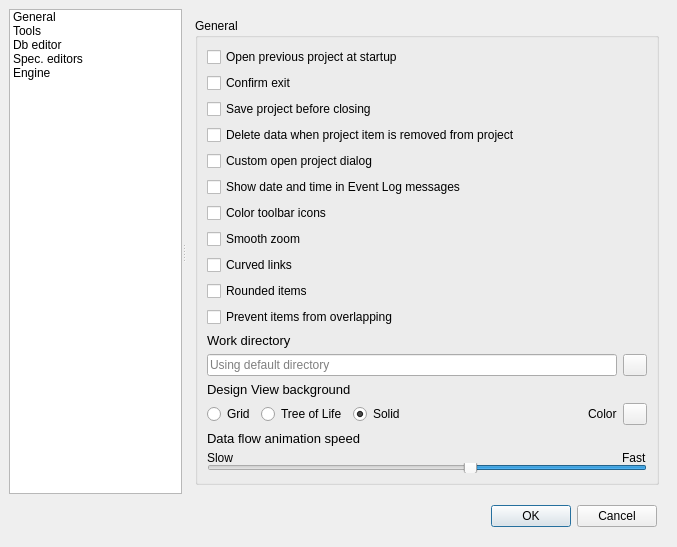
This is spinetoolbox/ui/settings.ui in spine-tools/Spine-Toolbox as Qt 5 draws it before an edit. The edited form follows.
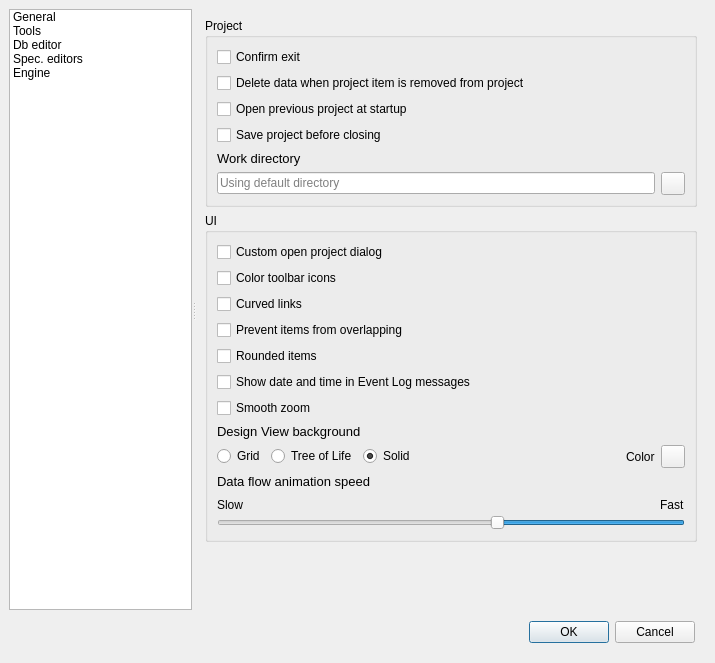
This is the edited form. Icons and pictures are not drawn. Custom widgets are drawn as their Qt base class.

Commit message:
Group options in settings widget general page
There were too many options, so I decided to split them into two groups.

The edit to the form file:
```diff
--- a/spinetoolbox/ui/settings.ui
+++ b/spinetoolbox/ui/settings.ui
@@ -21,8 +21,8 @@
    <rect>
     <x>0</x>
     <y>0</y>
-    <width>677</width>
-    <height>547</height>
+    <width>715</width>
+    <height>663</height>
    </rect>
   </property>
   <property name="sizePolicy">
@@ -234,7 +234,7 @@
            <bool>false</bool>
           </property>
           <property name="title">
-           <string>General</string>
+           <string>Project</string>
           </property>
           <property name="flat">
            <bool>false</bool>
@@ -243,7 +243,36 @@
            <property name="spacing">
             <number>6</number>
            </property>
-           <item row="16" column="0">
+           <item row="4" column="0">
+            <widget class="QCheckBox" name="checkBox_save_project_before_closing">
+             <property name="toolTip">
+              <string>&lt;html&gt;&lt;head/&gt;&lt;body&gt;&lt;p&gt;Select what to do if there are unsaved changes when closing a project or when quitting the app.&lt;/p&gt;&lt;p&gt;Unchecked: Don't save project and don't show question box&lt;/p&gt;&lt;p&gt;Partially checked: Show question box&lt;/p&gt;&lt;p&gt;Checked: Save project and don't show question box&lt;/p&gt;&lt;p&gt;&lt;br/&gt;&lt;/p&gt;&lt;/body&gt;&lt;/html&gt;</string>
+             </property>
+             <property name="text">
+              <string>Save project before closing</string>
+             </property>
+             <property name="tristate">
+              <bool>true</bool>
+             </property>
+            </widget>
+           </item>
+           <item row="3" column="0">
+            <widget class="QCheckBox" name="checkBox_open_previous_project">
+             <property name="sizePolicy">
+              <sizepolicy hsizetype="Minimum" vsizetype="Fixed">
+               <horstretch>0</horstretch>
+               <verstretch>0</verstretch>
+              </sizepolicy>
+             </property>
+             <property name="toolTip">
+              <string>&lt;html&gt;&lt;head/&gt;&lt;body&gt;&lt;p&gt;If checked, application opens the project at startup that was open the last time the application was quit&lt;/p&gt;&lt;/body&gt;&lt;/html&gt;</string>
+             </property>
+             <property name="text">
+              <string>Open previous project at startup</string>
+             </property>
+            </widget>
+           </item>
+           <item row="12" column="0">
             <layout class="QHBoxLayout" name="horizontalLayout_6">
              <item>
               <widget class="QLineEdit" name="lineEdit_work_dir">
@@ -283,20 +312,51 @@
              </item>
             </layout>
            </item>
-           <item row="3" column="0">
-            <widget class="QCheckBox" name="checkBox_save_project_before_closing">
+           <item row="1" column="0">
+            <widget class="QCheckBox" name="checkBox_exit_prompt">
              <property name="toolTip">
               <string>&lt;html&gt;&lt;head/&gt;&lt;body&gt;&lt;p&gt;Select what to do if there are unsaved changes when closing a project or when quitting the app.&lt;/p&gt;&lt;p&gt;Unchecked: Don't save project and don't show question box&lt;/p&gt;&lt;p&gt;Partially checked: Show question box&lt;/p&gt;&lt;p&gt;Checked: Save project and don't show question box&lt;/p&gt;&lt;p&gt;&lt;br/&gt;&lt;/p&gt;&lt;/body&gt;&lt;/html&gt;</string>
              </property>
              <property name="text">
-              <string>Save project before closing</string>
+              <string>Confirm exit</string>
              </property>
              <property name="tristate">
               <bool>true</bool>
              </property>
             </widget>
            </item>
-           <item row="21" column="0">
+           <item row="11" column="0">
+            <widget class="QLabel" name="label">
+             <property name="font">
+              <font>
+               <pointsize>10</pointsize>
+              </font>
+             </property>
+             <property name="text">
+              <string>Work directory</string>
+             </property>
+            </widget>
+           </item>
+           <item row="2" column="0">
+            <widget class="QCheckBox" name="checkBox_delete_data">
+             <property name="toolTip">
+              <string>&lt;html&gt;&lt;head/&gt;&lt;body&gt;&lt;p&gt;Check this box to delete project item's data when a project item is removed from project. This means, that the project item directory and its contens will be deleted from your HD.&lt;/p&gt;&lt;/body&gt;&lt;/html&gt;</string>
+             </property>
+             <property name="text">
+              <string>Delete data when project item is removed from project</string>
+             </property>
+            </widget>
+           </item>
+          </layout>
+         </widget>
+        </item>
+        <item>
+         <widget class="QGroupBox" name="groupBox_ui">
+          <property name="title">
+           <string>UI</string>
+          </property>
+          <layout class="QGridLayout" name="gridLayout_2">
+           <item row="12" column="0">
             <layout class="QHBoxLayout" name="horizontalLayout_4">
              <item>
               <widget class="QRadioButton" name="radioButton_bg_grid">
@@ -357,7 +417,19 @@
              </item>
             </layout>
            </item>
-           <item row="23" column="0">
+           <item row="13" column="0">
+            <widget class="QLabel" name="label_4">
+             <property name="font">
+              <font>
+               <pointsize>10</pointsize>
+              </font>
+             </property>
+             <property name="text">
+              <string>Data flow animation speed</string>
+             </property>
+            </widget>
+           </item>
+           <item row="14" column="0">
             <layout class="QVBoxLayout" name="verticalLayout_3">
              <property name="spacing">
               <number>0</number>
@@ -429,26 +501,7 @@
              </item>
             </layout>
            </item>
-           <item row="22" column="0">
-            <widget class="QLabel" name="label_4">
-             <property name="font">
-              <font>
-               <pointsize>10</pointsize>
-              </font>
-             </property>
-             <property name="text">
-              <string>Data flow animation speed</string>
-             </property>
-            </widget>
-           </item>
-           <item row="9" column="0">
-            <widget class="QCheckBox" name="checkBox_color_toolbar_icons">
-             <property name="text">
-              <string>Color toolbar icons</string>
-             </property>
-            </widget>
-           </item>
-           <item row="20" column="0">
+           <item row="11" column="0">
             <widget class="QLabel" name="label_7">
              <property name="font">
               <font>
@@ -460,7 +513,34 @@
              </property>
             </widget>
            </item>
-           <item row="11" column="0">
+           <item row="3" column="0">
+            <widget class="QCheckBox" name="checkBox_prevent_overlapping">
+             <property name="text">
+              <string>Prevent items from overlapping</string>
+             </property>
+            </widget>
+           </item>
+           <item row="7" column="0">
+            <widget class="QCheckBox" name="checkBox_use_smooth_zoom">
+             <property name="toolTip">
+              <string>&lt;html&gt;&lt;head/&gt;&lt;body&gt;&lt;p&gt;Controls whether smooth or discete zoom is used in Design and Graph Views.&lt;/p&gt;&lt;/body&gt;&lt;/html&gt;</string>
+             </property>
+             <property name="text">
+              <string>Smooth zoom</string>
+             </property>
+            </widget>
+           </item>
+           <item row="5" column="0">
+            <widget class="QCheckBox" name="checkBox_datetime">
+             <property name="toolTip">
+              <string>&lt;html&gt;&lt;head/&gt;&lt;body&gt;&lt;p&gt;If checked, date and time string is appended into Event Log messages&lt;/p&gt;&lt;/body&gt;&lt;/html&gt;</string>
+             </property>
+             <property name="text">
+              <string>Show date and time in Event Log messages</string>
+             </property>
+            </widget>
+           </item>
+           <item row="2" column="0">
             <widget class="QCheckBox" name="checkBox_use_curved_links">
              <property name="toolTip">
               <string>&lt;html&gt;&lt;head/&gt;&lt;body&gt;&lt;p&gt;Controls whether smooth or straight connectors are used in Design View.&lt;/p&gt;&lt;/body&gt;&lt;/html&gt;</string>
@@ -470,32 +550,7 @@
              </property>
             </widget>
            </item>
-           <item row="2" column="0">
-            <widget class="QCheckBox" name="checkBox_exit_prompt">
-             <property name="toolTip">
-              <string>&lt;html&gt;&lt;head/&gt;&lt;body&gt;&lt;p&gt;Checking this shows the 'confirm exit' question box when quitting the app&lt;/p&gt;&lt;/body&gt;&lt;/html&gt;</string>
-             </property>
-             <property name="text">
-              <string>Confirm exit</string>
-             </property>
-             <property name="tristate">
-              <bool>false</bool>
-             </property>
-            </widget>
-           </item>
-           <item row="15" column="0">
-            <widget class="QLabel" name="label">
-             <property name="font">
-              <font>
-               <pointsize>10</pointsize>
-              </font>
-             </property>
-             <property name="text">
-              <string>Work directory</string>
-             </property>
-            </widget>
-           </item>
-           <item row="5" column="0">
+           <item row="0" column="0">
             <widget class="QCheckBox" name="checkBox_custom_open_project_dialog">
              <property name="toolTip">
               <string>&lt;html&gt;&lt;head/&gt;&lt;body&gt;&lt;p&gt;Select the type of dialog used in File-&amp;gt;Open project...&lt;/p&gt;&lt;p&gt;Checking this box shows a custom dialog. Unchecking this box shows the OS provided 'select folder' dialog.&lt;/p&gt;&lt;/body&gt;&lt;/html&gt;</string>
@@ -508,60 +563,14 @@
              </property>
             </widget>
            </item>
-           <item row="6" column="0">
-            <widget class="QCheckBox" name="checkBox_datetime">
-             <property name="toolTip">
-              <string>&lt;html&gt;&lt;head/&gt;&lt;body&gt;&lt;p&gt;If checked, date and time string is appended into Event Log messages&lt;/p&gt;&lt;/body&gt;&lt;/html&gt;</string>
-             </property>
-             <property name="text">
-              <string>Show date and time in Event Log messages</string>
-             </property>
-            </widget>
-           </item>
-           <item row="10" column="0">
-            <widget class="QCheckBox" name="checkBox_use_smooth_zoom">
-             <property name="toolTip">
-              <string>&lt;html&gt;&lt;head/&gt;&lt;body&gt;&lt;p&gt;Controls whether smooth or discete zoom is used in Design and Graph Views.&lt;/p&gt;&lt;/body&gt;&lt;/html&gt;</string>
-             </property>
-             <property name="text">
-              <string>Smooth zoom</string>
-             </property>
-            </widget>
-           </item>
-           <item row="13" column="0">
-            <widget class="QCheckBox" name="checkBox_prevent_overlapping">
-             <property name="text">
-              <string>Prevent items from overlapping</string>
-             </property>
-            </widget>
-           </item>
            <item row="1" column="0">
-            <widget class="QCheckBox" name="checkBox_open_previous_project">
-             <property name="sizePolicy">
-              <sizepolicy hsizetype="Minimum" vsizetype="Fixed">
-               <horstretch>0</horstretch>
-               <verstretch>0</verstretch>
-              </sizepolicy>
-             </property>
-             <property name="toolTip">
-              <string>&lt;html&gt;&lt;head/&gt;&lt;body&gt;&lt;p&gt;If checked, application opens the project at startup that was open the last time the application was quit&lt;/p&gt;&lt;/body&gt;&lt;/html&gt;</string>
-             </property>
+            <widget class="QCheckBox" name="checkBox_color_toolbar_icons">
              <property name="text">
-              <string>Open previous project at startup</string>
+              <string>Color toolbar icons</string>
              </property>
             </widget>
            </item>
            <item row="4" column="0">
-            <widget class="QCheckBox" name="checkBox_delete_data">
-             <property name="toolTip">
-              <string>&lt;html&gt;&lt;head/&gt;&lt;body&gt;&lt;p&gt;Check this box to delete project item's data when a project item is removed from project. This means, that the project item directory and its contens will be deleted from your HD.&lt;/p&gt;&lt;/body&gt;&lt;/html&gt;</string>
-             </property>
-             <property name="text">
-              <string>Delete data when project item is removed from project</string>
-             </property>
-            </widget>
-           </item>
-           <item row="12" column="0">
             <widget class="QCheckBox" name="checkBox_use_rounded_items">
              <property name="text">
               <string>Rounded items</string>
```
Left out of the diff: 38 changed lines with no effect on the pictures. The commit also changes 1 other file.
